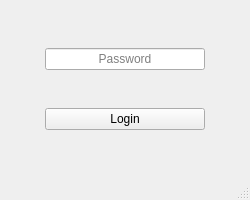
Qt form lab_2/app/mainwindow.ui (lagalx/bapps) before a commit.
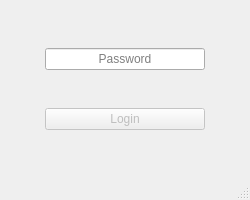
The same form after that commit.

What changed in the file:
```diff
--- a/lab_2/app/mainwindow.ui
+++ b/lab_2/app/mainwindow.ui
@@ -65,7 +65,10 @@
      </widget>
     </item>
     <item>
-     <widget class="QPushButton" name="pushButton">
+     <widget class="QPushButton" name="loginButton">
+      <property name="enabled">
+       <bool>false</bool>
+      </property>
       <property name="layoutDirection">
        <enum>Qt::LeftToRight</enum>
       </property>
```
Left out of the diff: 5 changed lines with no effect on the pictures.
